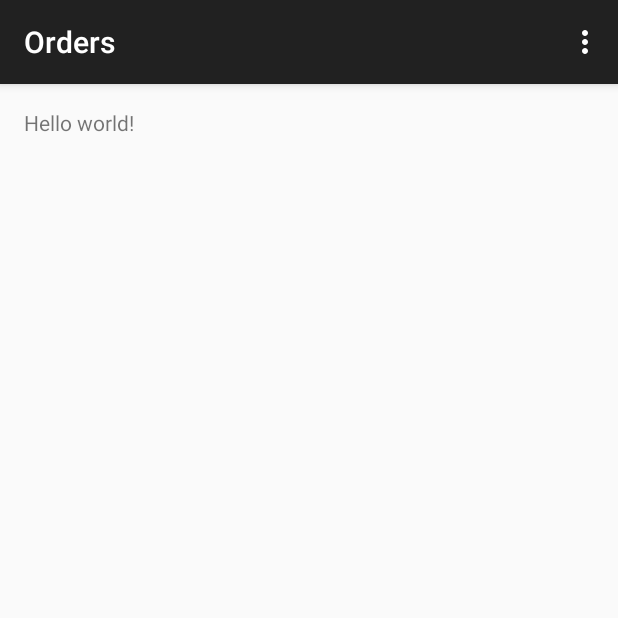
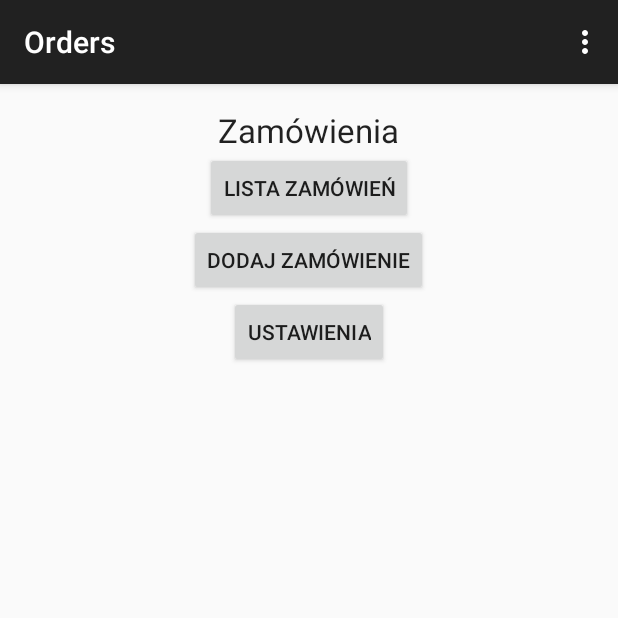
Before and after one commit to yp2/Orders, an Android app: the screen it shows after launch (MainActivity), on a phone screen of 412 x 824 dp, the top half of it. Run offline under Robolectric (Android 15) with nearby library versions, the phone set to English and light mode, and no system bars.

Commit message:
main layout

```diff
--- a/app/src/main/res/layout/activity_main.xml
+++ b/app/src/main/res/layout/activity_main.xml
@@ -5,7 +5,44 @@
     android:paddingTop="@dimen/activity_vertical_margin"
     android:paddingBottom="@dimen/activity_vertical_margin" tools:context=".MainActivity">
 
-    <TextView android:text="@string/hello_world" android:layout_width="wrap_content"
-        android:layout_height="wrap_content" />
+    <TextView
+        android:layout_width="wrap_content"
+        android:layout_height="wrap_content"
+        android:textAppearance="?android:attr/textAppearanceLarge"
+        android:text="@string/appTitle"
+        android:id="@+id/textView"
+        android:layout_alignParentTop="true"
+        android:layout_centerHorizontal="true" />
+
+    <LinearLayout
+        android:orientation="vertical"
+        android:layout_width="fill_parent"
+        android:layout_height="fill_parent"
+        android:layout_below="@+id/textView"
+        android:layout_centerHorizontal="true">
+
+        <Button
+            style="?android:attr/buttonStyleSmall"
+            android:layout_width="wrap_content"
+            android:layout_height="wrap_content"
+            android:text="@string/listButton"
+            android:id="@+id/listButton"
+            android:layout_gravity="center_horizontal" />
+
+        <Button
+            android:layout_width="wrap_content"
+            android:layout_height="wrap_content"
+            android:text="@string/addButton"
+            android:id="@+id/addButton"
+            android:layout_gravity="center_horizontal" />
+
+        <Button
+            android:layout_width="wrap_content"
+            android:layout_height="wrap_content"
+            android:text="@string/settingButton"
+            android:id="@+id/settingButton"
+            android:layout_gravity="center_horizontal" />
+
+    </LinearLayout>
 
 </RelativeLayout>
--- a/app/src/main/res/values/strings.xml
+++ b/app/src/main/res/values/strings.xml
@@ -2,7 +2,10 @@
 <resources>
 
     <string name="app_name">Orders</string>
-    <string name="hello_world">Hello world!</string>
     <string name="action_settings">Settings</string>
+    <string name="listButton">Lista zamówień</string>
+    <string name="addButton">Dodaj zamówienie</string>
+    <string name="settingButton">Ustawienia</string>
+    <string name="appTitle">Zamówienia</string>
 
 </resources>
```
Also changed, not shown: 1 other file.
